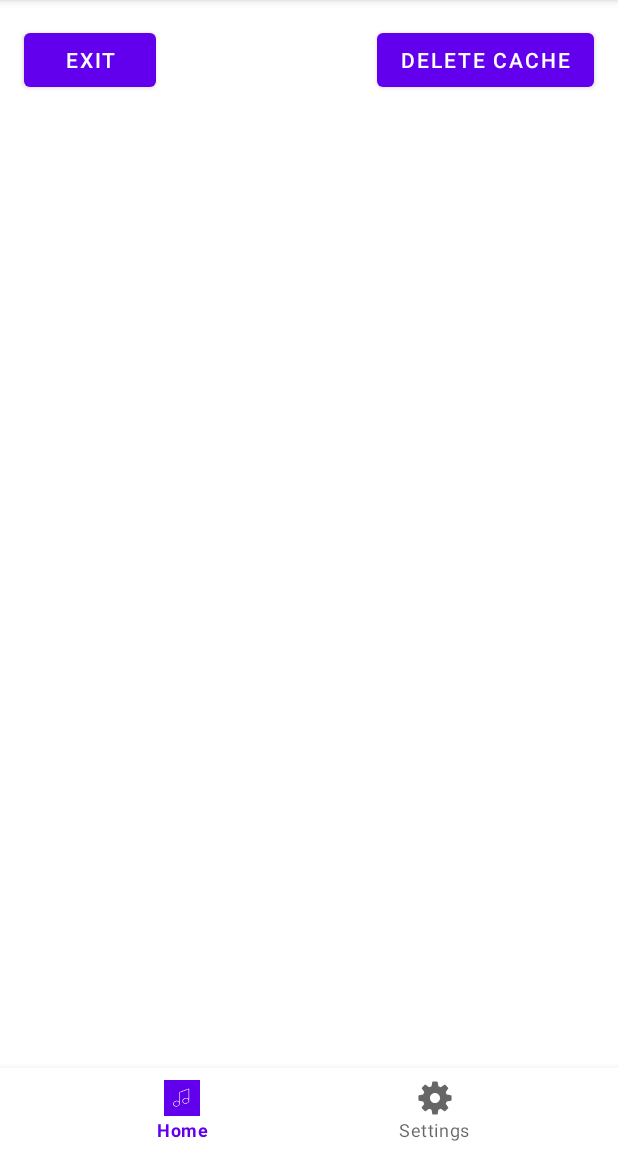
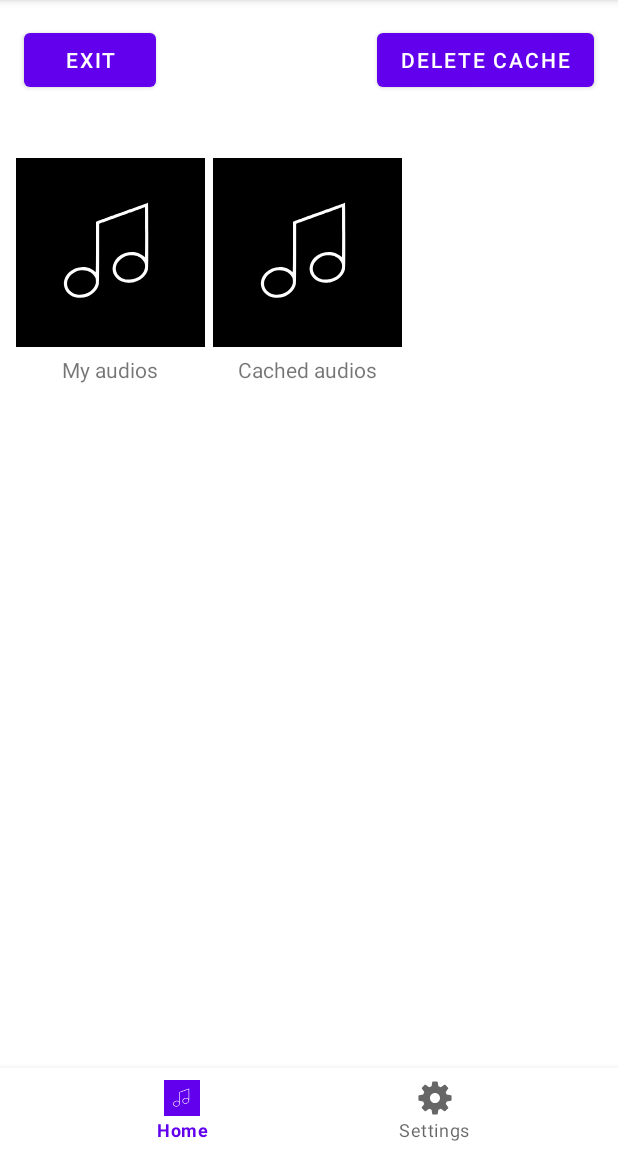
Before and after one commit to ezl0l/vk_music_player, an Android app: the MainActivity screen opened directly, with no data from a screen before it, on a phone screen of 412 x 824 dp, the part 84-1236 px from its top. Run offline under Robolectric (Android 15) with nearby library versions, the phone set to English and light mode, and no system bars; 2 statements that could not run were skipped.

Commit message:
мелкие правки

```diff
--- /dev/null
+++ b/app/src/main/java/com/ezlol/vkmusicplayer/Playlist.java
@@ -0,0 +1,50 @@
+package com.ezlol.vkmusicplayer;
+
+import java.util.ArrayList;
+import java.util.Collections;
+import java.util.List;
+
+public class Playlist {
+    private final List<Track> tracks;
+    private final boolean canAdd;
+
+    public Playlist(List<Track> tracks, boolean canAdd){
+        this.tracks = tracks;
+        this.canAdd = canAdd;
+    }
+
+    public Playlist(List<Track> tracks) {
+        this(tracks, true);
+    }
+
+    public Playlist(){
+        this(new ArrayList<>());
+    }
+
+    public boolean addTrack(Track track){
+        if(!this.canAdd) return false;
+        return this.tracks.add(track);
+    }
+
+    public List<Track> getTracks() {
+        return tracks;
+    }
+
+    public List<Track> getShuffled() {
+        List<Track> t = this.tracks;
+        Collections.shuffle(t);
+        return t;
+    }
+
+    public Track getTrack(int i){
+        return this.tracks.get(i);
+    }
+
+    protected void clear(){
+        this.tracks.clear();
+    }
+
+    public boolean isCanAdd() {
+        return canAdd;
+    }
+}
--- a/app/src/main/java/com/ezlol/vkmusicplayer/SettingsActivity.java
+++ b/app/src/main/java/com/ezlol/vkmusicplayer/SettingsActivity.java
@@ -1,3 +1,4 @@
+//TODO
 package com.ezlol.vkmusicplayer;
 
 import android.app.Activity;
--- a/app/src/main/res/layout/activity_main.xml
+++ b/app/src/main/res/layout/activity_main.xml
@@ -38,9 +38,71 @@
         app:layout_constraintTop_toTopOf="parent">
 
         <LinearLayout
+            android:id="@+id/container"
+            android:layout_width="match_parent"
+            android:layout_height="wrap_content"
+            android:orientation="vertical"
+            android:padding="5dp">
+
+            <HorizontalScrollView
+                android:id="@+id/playlistsScrollView"
+                android:layout_width="match_parent"
+                android:layout_height="wrap_content"
+                android:scrollbars="none">
+
+                <LinearLayout
+                    android:id="@+id/playlists"
+                    android:layout_width="wrap_content"
+                    android:layout_height="match_parent"
+                    android:orientation="horizontal">
+
+                    <LinearLayout
+                        android:layout_width="wrap_content"
+                        android:layout_height="wrap_content"
+                        android:orientation="vertical"
+                        android:layout_marginStart="5dp">
+
+                        <ImageView
+                            android:id="@+id/playlist_all_tracks"
+                            android:layout_width="126dp"
+                            android:layout_height="126dp"
+                            android:src="@drawable/ic_default_track_album" />
+
+                        <TextView
+                            android:layout_width="wrap_content"
+                            android:layout_height="wrap_content"
+                            android:layout_gravity="center"
+                            android:layout_marginTop="5dp"
+                            android:text="My audios" />
+                    </LinearLayout>
+
+                    <LinearLayout
+                        android:layout_width="wrap_content"
+                        android:layout_height="wrap_content"
+                        android:orientation="vertical"
+                        android:layout_marginStart="5dp">
+
+                        <ImageView
+                            android:id="@+id/playlist_cached_tracks"
+                            android:layout_width="126dp"
+                            android:layout_height="126dp"
+                            android:src="@drawable/ic_default_track_album" />
+
+                        <TextView
+                            android:layout_width="wrap_content"
+                            android:layout_height="wrap_content"
+                            android:layout_gravity="center"
+                            android:layout_marginTop="5dp"
+                            android:text="Cached audios" />
+                    </LinearLayout>
+                </LinearLayout>
+            </HorizontalScrollView>
+
+            <LinearLayout
                 android:id="@+id/tracks"
                 android:layout_width="match_parent"
                 android:layout_height="wrap_content"
+                android:layout_marginTop="10dp"
                 android:orientation="vertical"
                 android:padding="5dp">
 
@@ -139,6 +201,7 @@
                         android:gravity="right|center_vertical"
                         android:text="0:00" />
 
+                </LinearLayout>
             </LinearLayout>
         </LinearLayout>
     </ScrollView>
--- a/app/src/main/res/values/strings.xml
+++ b/app/src/main/res/values/strings.xml
@@ -17,5 +17,6 @@
     <string name="deleted">Deleted!</string>
     <string name="error">Error</string>
     <string name="loading_cache">Loading cached tracks</string>
+    <string name="not_found_cached_tracks">Not found cached tracks</string>
     <!-- Preference Titles -->
 </resources>
```
Also changed, not shown: app/src/main/java/com/ezlol/vkmusicplayer/AppAPI.java (+22 -4 lines), app/src/main/java/com/ezlol/vkmusicplayer/CachePlaylist.java (added, +57 -0 lines), app/src/main/java/com/ezlol/vkmusicplayer/MainActivity.java (+168 -137 lines). Lines whose indentation alone changed are shown as unchanged.
